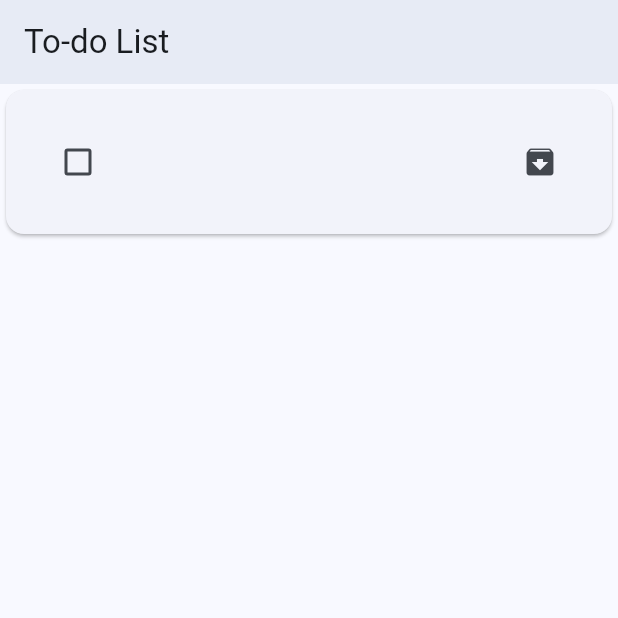
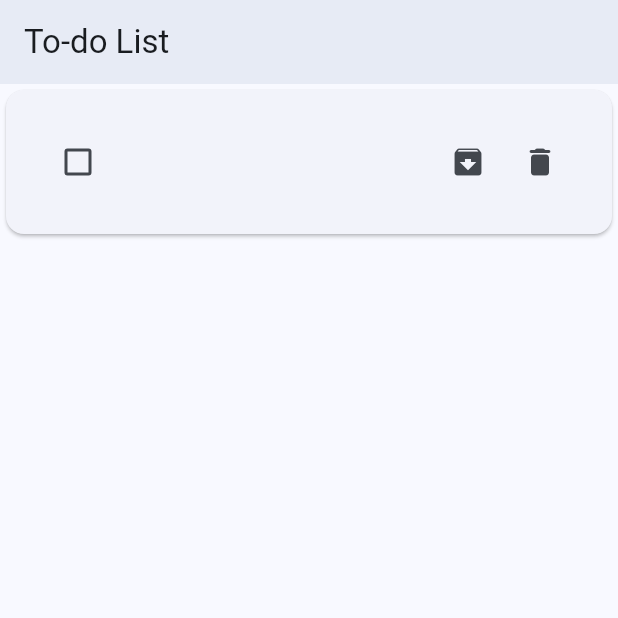
Before and after one commit to siobe34/todo-flutter, a Flutter app: the screen it shows after launch, after a tap on "Add Item", on a phone screen of 412 x 824 dp, the top half of it. Run offline on Flutter 3.47's test engine with Material 2 defaults, Android fonts, the phone set to English and light mode, and no system bars.

Commit message:
added delete list item option

```diff
--- a/lib/widgets/listitem.dart
+++ b/lib/widgets/listitem.dart
@@ -50,11 +50,21 @@ class _ListItemState extends State<ListItem> {
                 style: itemCompleted ? strikethroughTextStyle : normalTextStyle,
               ),
             ),
-            IconButton(
-              onPressed: () {
-                appState.moveToArchive(widget.text);
-              },
-              icon: const Icon(Icons.archive),
+            Row(
+              children: [
+                IconButton(
+                  onPressed: () {
+                    appState.moveToArchive(widget.text);
+                  },
+                  icon: const Icon(Icons.archive),
+                ),
+                IconButton(
+                  onPressed: () {
+                    appState.removeItem(widget.text);
+                  },
+                  icon: const Icon(Icons.delete_rounded),
+                ),
+              ],
             )
           ],
         ),
```
